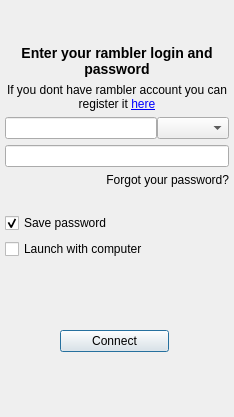
Above: src/plugins/optionsmanager/logindialog.ui from silvansky/Contacts before the change. Below: the same form after it.
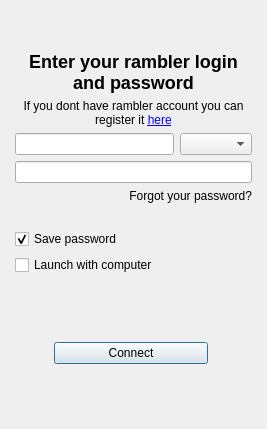
That is the form after the change.

Commit message: Добавлен автоматический перебор прокси-серверов из настроек Internet Explorer-а и Mozilla Firefox-а при сбое подключения нового аккаунта.

What changed in the file:
```diff
--- a/src/plugins/optionsmanager/logindialog.ui
+++ b/src/plugins/optionsmanager/logindialog.ui
@@ -6,35 +6,66 @@
    <rect>
     <x>0</x>
     <y>0</y>
-    <width>234</width>
-    <height>417</height>
+    <width>267</width>
+    <height>429</height>
    </rect>
   </property>
   <property name="windowTitle">
    <string>Virtus</string>
   </property>
+  <layout class="QVBoxLayout" name="verticalLayout_3">
+   <property name="spacing">
+    <number>0</number>
+   </property>
+   <property name="margin">
+    <number>0</number>
+   </property>
+   <item>
+    <layout class="QHBoxLayout" name="horizontalLayout_3">
+     <item>
+      <widget class="QLabel" name="lblLogo">
+       <property name="sizePolicy">
+        <sizepolicy hsizetype="Expanding" vsizetype="Preferred">
+         <horstretch>0</horstretch>
+         <verstretch>0</verstretch>
+        </sizepolicy>
+       </property>
+      </widget>
+     </item>
+     <item>
+      <widget class="QWidget" name="wdtHelp" native="true">
+       <layout class="QVBoxLayout" name="verticalLayout_2">
+        <item>
+         <widget class="QLabel" name="lblHelp">
+          <property name="alignment">
+           <set>Qt::AlignHCenter|Qt::AlignTop</set>
+          </property>
+         </widget>
+        </item>
+       </layout>
+      </widget>
+     </item>
+    </layout>
+   </item>
+   <item>
+    <widget class="QWidget" name="wdtContent" native="true">
   <layout class="QVBoxLayout" name="verticalLayout">
-   <property name="margin">
+      <property name="leftMargin">
+       <number>15</number>
+      </property>
+      <property name="topMargin">
+       <number>15</number>
+      </property>
+      <property name="rightMargin">
+       <number>15</number>
+      </property>
+      <property name="bottomMargin">
     <number>5</number>
    </property>
-   <item>
-    <widget class="QLabel" name="lblHelp">
-     <property name="alignment">
-      <set>Qt::AlignRight|Qt::AlignTrailing|Qt::AlignVCenter</set>
-     </property>
-    </widget>
-   </item>
-   <item>
-    <widget class="QLabel" name="lblLogo">
-     <property name="alignment">
-      <set>Qt::AlignCenter</set>
-     </property>
-    </widget>
-   </item>
    <item>
     <widget class="QLabel" name="lbEnterLogin">
      <property name="text">
-      <string>&lt;h3&gt;Enter your rambler login and password&lt;/h3&gt;</string>
+         <string>&lt;h2&gt;Enter your rambler login and password&lt;/h2&gt;</string>
      </property>
      <property name="alignment">
       <set>Qt::AlignCenter</set>
@@ -60,9 +91,6 @@
    <item>
     <widget class="QFrame" name="frmLogin">
      <layout class="QHBoxLayout" name="horizontalLayout">
-      <property name="spacing">
-       <number>0</number>
-      </property>
       <property name="margin">
        <number>0</number>
       </property>
@@ -179,7 +207,7 @@
     </spacer>
    </item>
    <item>
-    <layout class="QGridLayout" name="gridLayout" columnstretch="1,2,1">
+       <layout class="QGridLayout" name="gridLayout" columnstretch="1,4,1">
      <item row="0" column="1">
       <widget class="QPushButton" name="pbtConnect">
        <property name="text">
@@ -325,6 +353,9 @@
    </item>
   </layout>
  </widget>
+   </item>
+  </layout>
+ </widget>
  <layoutdefault spacing="6" margin="11"/>
  <tabstops>
   <tabstop>lneNode</tabstop>
```
Left out of the diff: 2 changed lines with no effect on the pictures. Lines whose indentation alone changed are shown as unchanged. The commit also changes 2 other files.
